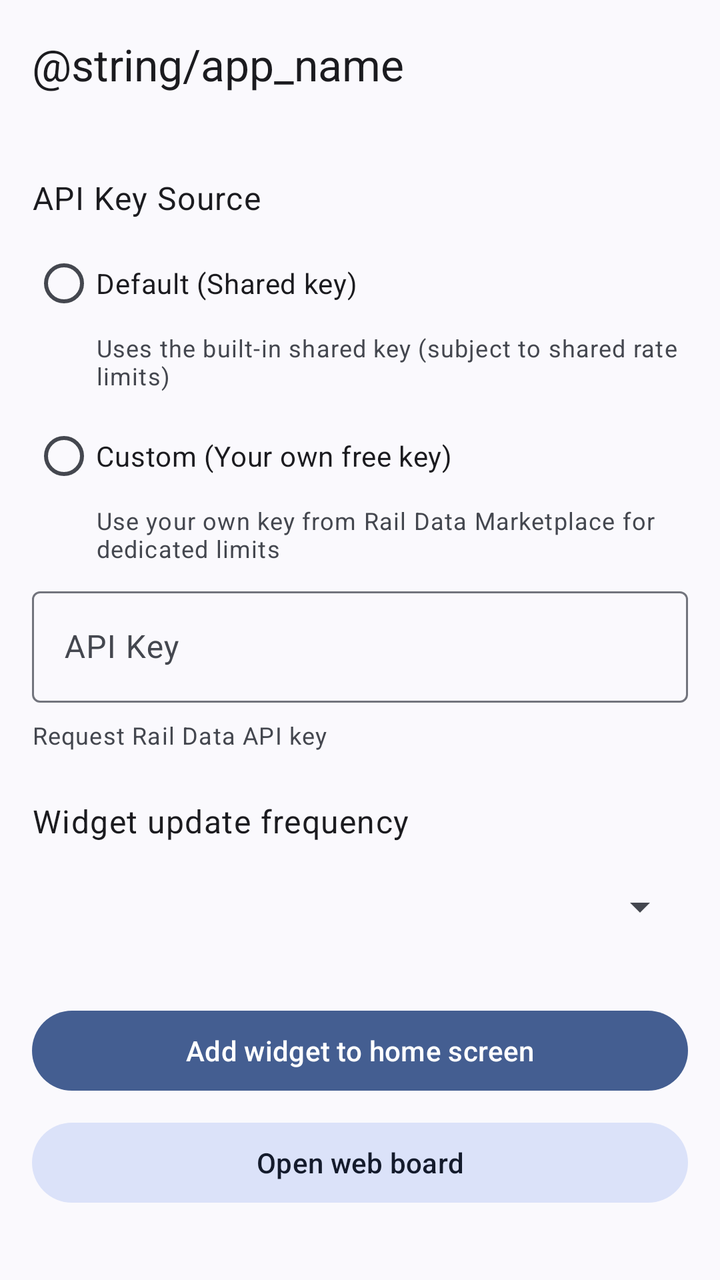
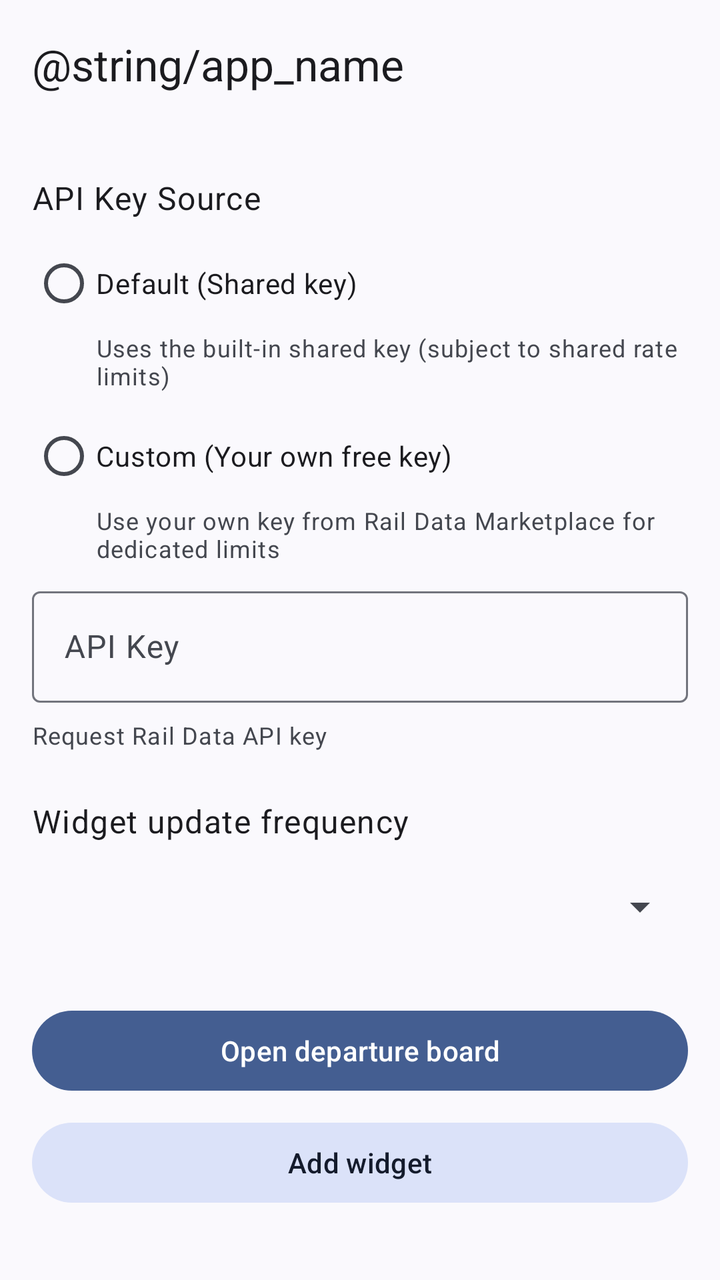

Two renders of the same Android screen: before a commit and after it. Below are the layout's source before the change and the commit's diff.
<!-- AndroidManifest.xml: application theme Theme.TrainTimes -->
<!-- res/layout/activity_main.xml -->
<?xml version="1.0" encoding="utf-8"?>
<LinearLayout xmlns:android="http://schemas.android.com/apk/res/android"
    xmlns:app="http://schemas.android.com/apk/res-auto"
    xmlns:tools="http://schemas.android.com/tools"
    android:id="@+id/main_root"
    android:layout_width="match_parent"
    android:layout_height="match_parent"
    android:orientation="vertical"
    android:background="?android:attr/colorBackground"
    tools:context=".MainActivity">

    <FrameLayout
        android:id="@+id/toolbar_container"
        android:layout_width="match_parent"
        android:layout_height="wrap_content"
        android:background="?attr/colorSurface">

        <com.google.android.material.appbar.MaterialToolbar
            android:id="@+id/top_app_bar"
            android:layout_width="match_parent"
            android:layout_height="?attr/actionBarSize"
            app:title="@string/app_name" />
    </FrameLayout>

    <ScrollView
        android:id="@+id/main_scroll_view"
        android:layout_width="match_parent"
        android:layout_height="0dp"
        android:layout_weight="1"
        android:clipToPadding="false">

    <LinearLayout
        android:layout_width="match_parent"
        android:layout_height="wrap_content"
        android:orientation="vertical"
        android:padding="16dp">

        <com.google.android.material.card.MaterialCardView
            android:id="@+id/shared_key_warning_banner"
            android:layout_width="match_parent"
            android:layout_height="wrap_content"
            android:layout_marginBottom="16dp"
            android:visibility="gone"
            app:cardBackgroundColor="?attr/colorErrorContainer"
            app:strokeWidth="0dp">

            <LinearLayout
                android:layout_width="match_parent"
                android:layout_height="wrap_content"
                android:orientation="horizontal"
                android:padding="16dp"
                android:gravity="top">

                <ImageView
                    android:layout_width="24dp"
                    android:layout_height="24dp"
                    android:layout_marginTop="2dp"
                    android:src="@drawable/ic_warning"
                    app:tint="?attr/colorOnErrorContainer"
                    android:contentDescription="@null" />

                <LinearLayout
                    android:layout_width="0dp"
                    android:layout_height="wrap_content"
                    android:layout_weight="1"
                    android:layout_marginStart="16dp"
                    android:orientation="vertical">

                    <TextView
                        android:layout_width="match_parent"
                        android:layout_height="wrap_content"
                        android:text="@string/shared_key_warning"
                        android:textColor="?attr/colorOnErrorContainer"
                        android:textAppearance="?attr/textAppearanceBody2" />

                    <TextView
                        android:id="@+id/shared_key_instructions_link"
                        android:layout_width="wrap_content"
                        android:layout_height="wrap_content"
                        android:layout_marginTop="8dp"
                        android:text="@string/shared_key_instructions_link"
                        android:textColor="?attr/colorOnErrorContainer"
                        android:textAppearance="?attr/textAppearanceCaption"
                        android:textStyle="bold"
                        android:clickable="true"
                        android:focusable="true" />
                </LinearLayout>

            </LinearLayout>

        </com.google.android.material.card.MaterialCardView>

        <com.google.android.material.card.MaterialCardView
            android:id="@+id/battery_optimization_banner"
            android:layout_width="match_parent"
            android:layout_height="wrap_content"
            android:layout_marginBottom="16dp"
            android:visibility="gone"
            app:cardBackgroundColor="?attr/colorErrorContainer"
            app:strokeColor="?attr/colorError"
            app:strokeWidth="1dp">

            <LinearLayout
                android:layout_width="match_parent"
                android:layout_height="wrap_content"
                android:orientation="horizontal"
                android:padding="16dp"
                android:gravity="center_vertical">

                <ImageView
                    android:layout_width="24dp"
                    android:layout_height="24dp"
                    android:src="@drawable/ic_warning"
                    app:tint="?attr/colorOnErrorContainer"
                    android:contentDescription="@null" />

                <TextView
                    android:layout_width="0dp"
                    android:layout_height="wrap_content"
                    android:layout_weight="1"
                    android:layout_marginStart="16dp"
                    android:text="@string/battery_optimization_warning"
                    android:textColor="?attr/colorOnErrorContainer"
                    android:textAppearance="?attr/textAppearanceBody2" />

            </LinearLayout>

        </com.google.android.material.card.MaterialCardView>

        <TextView
            android:layout_width="wrap_content"
            android:layout_height="wrap_content"
            android:layout_marginTop="8dp"
            android:text="@string/api_key_source_label"
            android:textAppearance="?attr/textAppearanceBody1" />

        <RadioGroup
            android:id="@+id/api_key_source_radio_group"
            android:layout_width="match_parent"
            android:layout_height="wrap_content"
            android:layout_marginTop="8dp">

            <com.google.android.material.radiobutton.MaterialRadioButton
                android:id="@+id/radio_api_key_default"
                android:layout_width="match_parent"
                android:layout_height="wrap_content"
                android:text="@string/api_key_source_default" />

            <TextView
                android:layout_width="match_parent"
                android:layout_height="wrap_content"
                android:layout_marginStart="32dp"
                android:layout_marginBottom="8dp"
                android:text="@string/api_key_source_default_summary"
                android:textAppearance="?attr/textAppearanceCaption"
                android:textColor="?android:attr/textColorSecondary" />

            <com.google.android.material.radiobutton.MaterialRadioButton
                android:id="@+id/radio_api_key_custom"
                android:layout_width="match_parent"
                android:layout_height="wrap_content"
                android:text="@string/api_key_source_custom" />

            <TextView
                android:layout_width="match_parent"
                android:layout_height="wrap_content"
                android:layout_marginStart="32dp"
                android:layout_marginBottom="4dp"
                android:text="@string/api_key_source_custom_summary"
                android:textAppearance="?attr/textAppearanceCaption"
                android:textColor="?android:attr/textColorSecondary" />
        </RadioGroup>

        <LinearLayout
            android:id="@+id/custom_api_key_container"
            android:layout_width="match_parent"
            android:layout_height="wrap_content"
            android:orientation="vertical"
            android:layout_marginTop="4dp">

            <com.google.android.material.textfield.TextInputLayout
                android:id="@+id/api_key_input_layout"
                android:layout_width="match_parent"
                android:layout_height="wrap_content"
                android:hint="@string/api_key_hint">

                <com.google.android.material.textfield.TextInputEditText
                    android:id="@+id/api_key_input"
                    android:layout_width="match_parent"
                    android:layout_height="wrap_content"
                    android:inputType="text" />
            </com.google.android.material.textfield.TextInputLayout>

            <TextView
                android:id="@+id/request_api_key_link"
                android:layout_width="wrap_content"
                android:layout_height="wrap_content"
                android:layout_marginTop="8dp"
                android:text="@string/request_api_key"
                android:textAppearance="?attr/textAppearanceCaption"
                android:textColorLink="?attr/colorPrimary" />
        </LinearLayout>

        <TextView
            android:layout_width="wrap_content"
            android:layout_height="wrap_content"
            android:layout_marginTop="24dp"
            android:text="@string/update_frequency"
            android:textAppearance="?attr/textAppearanceBody1" />

        <Spinner
            android:id="@+id/update_frequency_spinner"
            android:layout_width="match_parent"
            android:layout_height="wrap_content"
            android:layout_marginTop="8dp"
            android:minHeight="48dp" />

        <Button
            android:id="@+id/add_to_home_button"
            android:layout_width="match_parent"
            android:layout_height="wrap_content"
            android:layout_marginTop="24dp"
            android:text="@string/add_to_home_screen" />

        <Button
            android:id="@+id/open_web_board_button"
            android:layout_width="match_parent"
            android:layout_height="wrap_content"
            android:layout_marginTop="8dp"
            style="@style/Widget.Material3.Button.TonalButton"
            android:text="@string/open_web_board" />

    </LinearLayout>
    </ScrollView>
</LinearLayout>
<!-- resources referenced by this layout -->
<resources>
  <!-- drawable ic_warning (drawable) -->
  <vector xmlns:android="http://schemas.android.com/apk/res/android"
      android:width="24dp"
      android:height="24dp"
      android:viewportWidth="24.0"
      android:viewportHeight="24.0">
      <path
          android:fillColor="#FF000000"
          android:pathData="M1,21h22L12,2 1,21zM13,18h-2v-2h2v2zM13,14h-2v-4h2v4z"/>
  </vector>
  <string name="add_to_home_screen">Add widget to home screen</string>
  <string name="api_key_hint">API Key</string>
  <string name="api_key_source_custom">Custom (Your own free key)</string>
  <string name="api_key_source_custom_summary">Use your own key from Rail Data Marketplace for dedicated limits</string>
  <string name="api_key_source_default">Default (Shared key)</string>
  <string name="api_key_source_default_summary">Uses the built-in shared key (subject to shared rate limits)</string>
  <string name="api_key_source_label">API Key Source</string>
  <string name="battery_optimization_warning">Background updates may be unreliable. Tap to fix.</string>
  <string name="open_web_board">Open web board</string>
  <string name="request_api_key">Request Rail Data API key</string>
  <string name="shared_key_instructions_link"><u>View instructions on getting a free key</u></string>
  <string name="shared_key_warning">You are using the shared API key. If the widget stops updating during busy hours, please sign up for your own free key in settings.</string>
  <string name="update_frequency">Widget update frequency</string>
  <style name="Theme.TrainTimes" parent="Theme.Material3.DynamicColors.DayNight.NoActionBar">
          
      </style>
</resources>

<!-- the commit's change to res/layout/activity_main.xml (unified diff, before → after) -->
@@ -216,19 +216,19 @@
             android:minHeight="48dp" />
 
         <Button
+            android:id="@+id/open_web_board_button"
+            android:layout_width="match_parent"
+            android:layout_height="wrap_content"
+            android:layout_marginTop="24dp"
+            android:text="@string/open_web_board" />
+
+        <Button
             android:id="@+id/add_to_home_button"
-            android:layout_width="match_parent"
-            android:layout_height="wrap_content"
-            android:layout_marginTop="24dp"
-            android:text="@string/add_to_home_screen" />
-
-        <Button
-            android:id="@+id/open_web_board_button"
             android:layout_width="match_parent"
             android:layout_height="wrap_content"
             android:layout_marginTop="8dp"
             style="@style/Widget.Material3.Button.TonalButton"
-            android:text="@string/open_web_board" />
+            android:text="@string/add_to_home_screen" />
 
     </LinearLayout>
     </ScrollView>
<!-- resource entries referenced after the edit -->
@@ -10,7 +10,7 @@
           android:fillColor="#FF000000"
           android:pathData="M1,21h22L12,2 1,21zM13,18h-2v-2h2v2zM13,14h-2v-4h2v4z"/>
   </vector>
-  <string name="add_to_home_screen">Add widget to home screen</string>
+  <string name="add_to_home_screen">Add widget</string>
   <string name="api_key_hint">API Key</string>
   <string name="api_key_source_custom">Custom (Your own free key)</string>
   <string name="api_key_source_custom_summary">Use your own key from Rail Data Marketplace for dedicated limits</string>
@@ -18,7 +18,7 @@
   <string name="api_key_source_default_summary">Uses the built-in shared key (subject to shared rate limits)</string>
   <string name="api_key_source_label">API Key Source</string>
   <string name="battery_optimization_warning">Background updates may be unreliable. Tap to fix.</string>
-  <string name="open_web_board">Open web board</string>
+  <string name="open_web_board">Open departure board</string>
   <string name="request_api_key">Request Rail Data API key</string>
   <string name="shared_key_instructions_link"><u>View instructions on getting a free key</u></string>
   <string name="shared_key_warning">You are using the shared API key. If the widget stops updating during busy hours, please sign up for your own free key in settings.</string>
